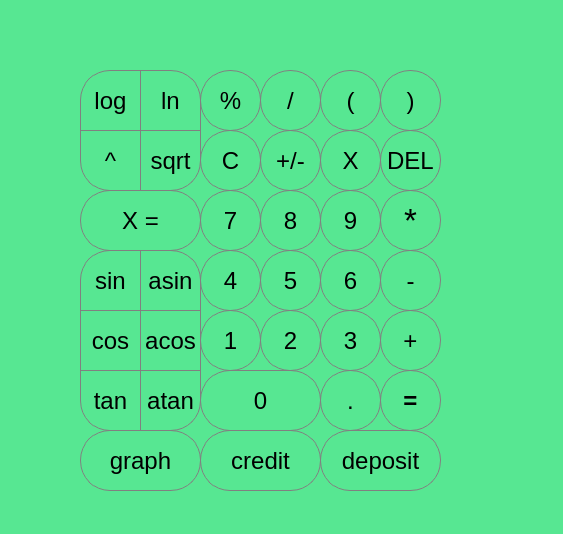
Before: the Qt Designer form src/Calculator/mainwindow.ui in manwoodt/SmartCalc_v1.0-1, drawn with Qt 5.
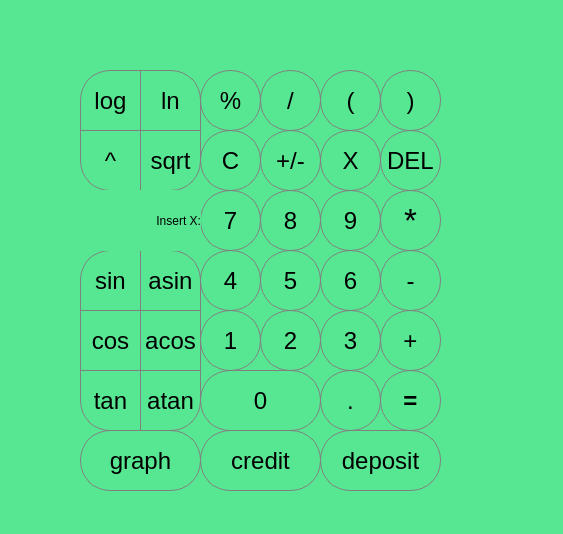
After: the same form once the commit is applied.

```diff
--- a/src/Calculator/mainwindow.ui
+++ b/src/Calculator/mainwindow.ui
@@ -1095,38 +1095,6 @@
      <string>X</string>
     </property>
    </widget>
-   <widget class="QPushButton" name="pushButton_x">
-    <property name="geometry">
-     <rect>
-      <x>80</x>
-      <y>190</y>
-      <width>121</width>
-      <height>61</height>
-     </rect>
-    </property>
-    <property name="font">
-     <font>
-      <pointsize>18</pointsize>
-     </font>
-    </property>
-    <property name="styleSheet">
-     <string notr="true">QPushButton {
-   border: 1px solid grey;
- background-color:  transparent;
-color: black;
-border-top-right-radius: 30px;
-border-top-left-radius: 30px;
-border-bottom-right-radius: 30px;
-border-bottom-left-radius: 30px;
-}
-QPushButton:pressed {
-    background-color: rgb(11, 213, 131)
-}</string>
-    </property>
-    <property name="text">
-     <string>X =</string>
-    </property>
-   </widget>
    <widget class="QPushButton" name="pushButton_graph">
     <property name="geometry">
      <rect>
@@ -1226,10 +1194,10 @@
    <widget class="QLabel" name="insert_x">
     <property name="geometry">
      <rect>
-      <x>460</x>
-      <y>70</y>
-      <width>71</width>
-      <height>251</height>
+      <x>80</x>
+      <y>190</y>
+      <width>121</width>
+      <height>61</height>
      </rect>
     </property>
     <property name="styleSheet">
@@ -1247,7 +1215,7 @@
 </string>
     </property>
     <property name="text">
-     <string/>
+     <string>Insert X:</string>
     </property>
     <property name="alignment">
      <set>Qt::AlignRight|Qt::AlignTrailing|Qt::AlignVCenter</set>
```
